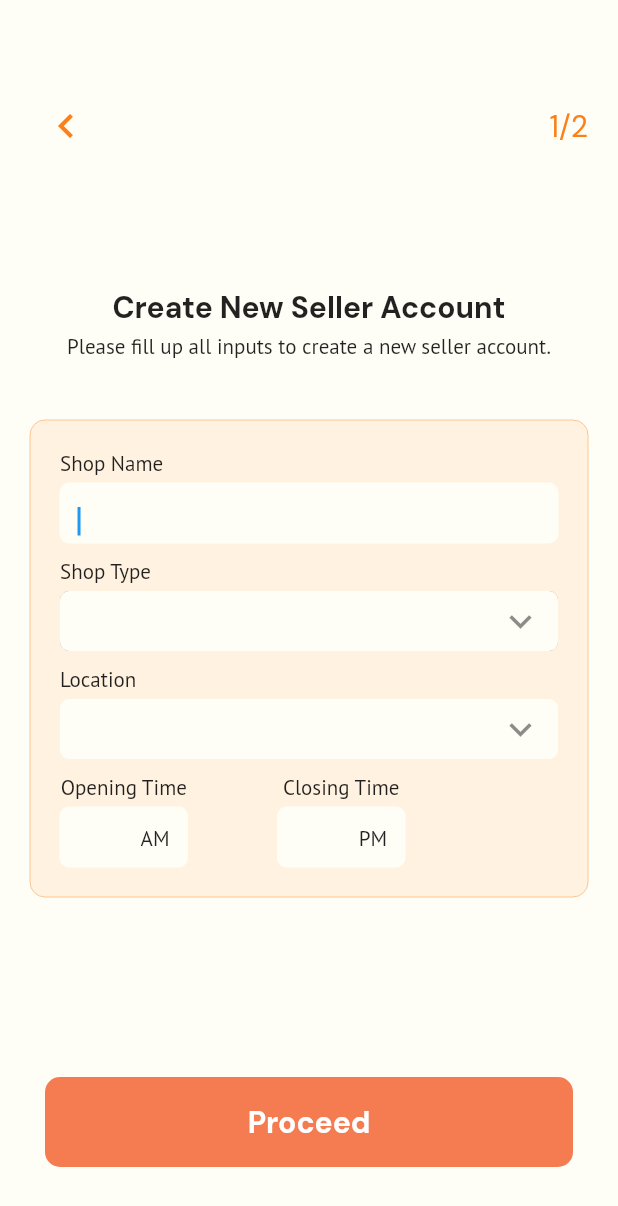
After one commit to TESLA2402/Manas_Kriti_Software_PS, a Flutter app: the SellerDetails screen opened directly, on a phone screen of 412 x 824 dp. The commit adds this screen. Shown: the top 1206 px of the screen. Run offline on Flutter 3.47's test engine with Material 2 defaults, Android fonts, the phone set to English and light mode, and no system bars; our stand-ins replace cloud_firestore, dropdown_button2, firebase_auth, firebase_core, flutter_dotenv, google_fonts and 2 more; missing offline and left inert: flutter_stripe, upi_india; accounts and stored records are empty.

Commit message:
Added Seller details screen

```diff
--- a/campus_catalogue/lib/main.dart
+++ b/campus_catalogue/lib/main.dart
@@ -1,5 +1,6 @@
 import 'package:campus_catalogue/add_item.dart';
 import 'package:campus_catalogue/screens/userInformation/buyer_details.dart';
+import 'package:campus_catalogue/screens/userInformation/seller_details.dart';
 import 'package:campus_catalogue/screens/userType_screen.dart';
 import 'package:firebase_core/firebase_core.dart';
 import 'package:campus_catalogue/screens/splash_screen.dart';
--- /dev/null
+++ b/campus_catalogue/lib/screens/userInformation/seller_details.dart
@@ -0,0 +1,469 @@
+import 'package:campus_catalogue/constants/colors.dart';
+import 'package:campus_catalogue/constants/typography.dart';
+import 'package:campus_catalogue/screens/userInformation/buyer_details.dart';
+import 'package:dropdown_button2/custom_dropdown_button2.dart';
+import 'package:dropdown_button2/dropdown_button2.dart';
+import 'package:flutter/material.dart';
+
+class SellerDetails extends StatefulWidget {
+  const SellerDetails({Key? key}) : super(key: key);
+
+  @override
+  _SellerDetailsState createState() => _SellerDetailsState();
+}
+
+class _SellerDetailsState extends State<SellerDetails> {
+  final List<String> shopTypeitems = [
+    'Food and Beverages',
+    'Restaurant',
+    'Stationary',
+  ];
+  final List<String> locationItems = [
+    'Hostel Canteen',
+    'Hostel Juice Centre',
+    'Market Complex',
+    'Khokha Stalls',
+    'Food Court',
+    'Swimming Pool Area',
+  ];
+
+  @override
+  final TextEditingController _shopNameController = TextEditingController();
+  String? selectedShopType;
+  String? selectedLocation;
+  Widget build(BuildContext context) {
+    return Scaffold(
+      resizeToAvoidBottomInset: false,
+      backgroundColor: Color(0xFFFFFEF6),
+      body: Padding(
+        padding: const EdgeInsets.fromLTRB(20, 60, 20, 36),
+        child: Column(children: [
+          Row(
+            children: [
+              Align(
+                alignment: Alignment.topLeft,
+                child: IconButton(
+                    onPressed: () {
+                      Navigator.pop(context);
+                    },
+                    icon: const Icon(
+                      Icons.keyboard_arrow_left,
+                      size: 32,
+                      color: Color(0xFFFC8019),
+                    )),
+              ),
+              Spacer(),
+              Text(
+                "1/2",
+                style: AppTypography.textMd.copyWith(color: Color(0xFFFC8019)),
+              )
+            ],
+          ),
+          const SizedBox(
+            height: 84,
+          ),
+          Text(
+            "Create New Seller Account",
+            style: AppTypography.textMd
+                .copyWith(fontSize: 20, fontWeight: FontWeight.w700),
+          ),
+          const SizedBox(
+            height: 4,
+          ),
+          Text(
+            "Please fill up all inputs to create a new seller account.",
+            textAlign: TextAlign.center,
+            style: AppTypography.textSm.copyWith(fontSize: 14),
+          ),
+          const SizedBox(
+            height: 40,
+          ),
+          Container(
+              decoration: BoxDecoration(
+                  borderRadius: BorderRadius.circular(10),
+                  border: Border.all(width: 0, color: Color(0xFFFEC490)),
+                  color: AppColors.signIn),
+              padding: const EdgeInsets.fromLTRB(20, 20, 20, 20),
+              child: Column(
+                crossAxisAlignment: CrossAxisAlignment.start,
+                children: [
+                  FieldsFormat(
+                    text: _shopNameController,
+                    title: "Shop Name",
+                    maxlines: 1,
+                  ),
+                  Text(
+                    "Shop Type",
+                    style: AppTypography.textSm.copyWith(fontSize: 14),
+                  ),
+                  const SizedBox(
+                    height: 4,
+                  ),
+                  SizedBox(
+                    height: 40,
+                    child: DropdownButtonFormField2(
+                      buttonDecoration: BoxDecoration(
+                          color: AppColors.backgroundYellow,
+                          borderRadius: BorderRadius.circular(6)),
+                      decoration: InputDecoration(
+                        isDense: true,
+                        contentPadding: EdgeInsets.zero,
+                        border: OutlineInputBorder(
+                            borderRadius: BorderRadius.circular(6),
+                            borderSide: BorderSide(width: 0)),
+                      ),
+                      isExpanded: true,
+                      hint: const Text(
+                        '',
+                        style: TextStyle(fontSize: 14),
+                      ),
+                      icon: const Icon(
+                        Icons.keyboard_arrow_down,
+                        color: Colors.black45,
+                      ),
+                      iconSize: 30,
+                      buttonHeight: 60,
+                      buttonPadding: const EdgeInsets.only(left: 20, right: 10),
+                      dropdownDecoration: BoxDecoration(
+                        borderRadius: BorderRadius.circular(15),
+                      ),
+                      items: shopTypeitems
+                          .map((item) => DropdownMenuItem<String>(
+                                value: item,
+                                child: Text(
+                                  item,
+                                  style: const TextStyle(
+                                    fontSize: 14,
+                                  ),
+                                ),
+                              ))
+                          .toList(),
+                      validator: (value) {
+                        if (value == null) {
+                          return 'Please select shop type.';
+                        }
+                        return null;
+                      },
+                      onChanged: (value) {},
+                      onSaved: (value) {
+                        selectedShopType = value.toString();
+                      },
+                    ),
+                  ),
+                  const SizedBox(
+                    height: 10,
+                  ),
+                  Text(
+                    "Location",
+                    style: AppTypography.textSm.copyWith(fontSize: 14),
+                  ),
+                  const SizedBox(
+                    height: 4,
+                  ),
+                  SizedBox(
+                    height: 40,
+                    child: DropdownButtonFormField2(
+                      buttonDecoration: BoxDecoration(
+                          color: AppColors.backgroundYellow,
+                          borderRadius: BorderRadius.circular(6)),
+                      decoration: InputDecoration(
+                        isDense: true,
+                        contentPadding: EdgeInsets.zero,
+                        border: OutlineInputBorder(
+                          borderRadius: BorderRadius.circular(15),
+                        ),
+                      ),
+                      isExpanded: true,
+                      hint: const Text(
+                        '',
+                        style: TextStyle(fontSize: 14),
+                      ),
+                      icon: const Icon(
+                        Icons.keyboard_arrow_down,
+                        color: Colors.black45,
+                      ),
+                      iconSize: 30,
+                      buttonHeight: 60,
+                      buttonPadding: const EdgeInsets.only(left: 20, right: 10),
+                      dropdownDecoration: BoxDecoration(
+                        borderRadius: BorderRadius.circular(15),
+                      ),
+                      items: locationItems
+                          .map((item) => DropdownMenuItem<String>(
+                                value: item,
+                                child: Text(
+                                  item,
+                                  style: const TextStyle(
+                                    fontSize: 14,
+                                  ),
+                                ),
+                              ))
+                          .toList(),
+                      validator: (value) {
+                        if (value == null) {
+                          return 'Please select Location.';
+                        }
+                        return null;
+                      },
+                      onChanged: (value) {},
+                      onSaved: (value) {
+                        selectedLocation = value.toString();
+                      },
+                    ),
+                  ),
+                  const SizedBox(
+                    height: 10,
+                  ),
+                  Row(
+                    children: [
+                      Column(
+                        children: [
+                          Text(
+                            "Opening Time",
+                            style: AppTypography.textSm.copyWith(fontSize: 14),
+                          ),
+                          const SizedBox(
+                            height: 4,
+                          ),
+                          SizedBox(
+                            height: 40,
+                            width: 85,
+                            child: TextField(
+                              keyboardType: TextInputType.number,
+                              textAlign: TextAlign.start,
+                              decoration: InputDecoration(
+                                  suffixIcon: Padding(
+                                      padding: const EdgeInsets.all(12),
+                                      child: Text(
+                                        "AM",
+                                        style: AppTypography.textSm
+                                            .copyWith(fontSize: 14),
+                                      )),
+                                  suffixIconConstraints:
+                                      BoxConstraints(minHeight: 0, minWidth: 0),
+                                  fillColor: AppColors.backgroundYellow,
+                                  filled: true,
+                                  enabledBorder: OutlineInputBorder(
+                                      borderRadius: BorderRadius.circular(6),
+                                      borderSide: const BorderSide(
+                                          width: 0,
+                                          color: AppColors.backgroundYellow)),
+                                  focusedBorder: OutlineInputBorder(
+                                      borderRadius: BorderRadius.circular(6),
+                                      borderSide: const BorderSide(
+                                          width: 0,
+                                          color: AppColors.backgroundYellow))),
+                              autofocus: true,
+                            ),
+                          ),
+                        ],
+                      ),
+                      const SizedBox(
+                        width: 60,
+                      ),
+                      Column(
+                        children: [
+                          Text(
+                            "Closing Time",
+                            style: AppTypography.textSm.copyWith(fontSize: 14),
+                          ),
+                          const SizedBox(
+                            height: 4,
+                          ),
+                          SizedBox(
+                            height: 40,
+                            width: 85,
+                            child: TextField(
+                              keyboardType: TextInputType.number,
+                              textAlign: TextAlign.start,
+                              decoration: InputDecoration(
+                                  suffixIcon: Padding(
+                                      padding: EdgeInsets.all(12),
+                                      child: Text(
+                                        "PM",
+                                        style: AppTypography.textSm
+                                            .copyWith(fontSize: 14),
+                                      )),
+                                  suffixIconConstraints:
+                                      BoxConstraints(minHeight: 0, minWidth: 0),
+                                  fillColor: AppColors.backgroundYellow,
+                                  filled: true,
+                                  enabledBorder: OutlineInputBorder(
+                                      borderRadius: BorderRadius.circular(6),
+                                      borderSide: const BorderSide(
+                                          width: 0,
+                                          color: AppColors.backgroundYellow)),
+                                  focusedBorder: OutlineInputBorder(
+                                      borderRadius: BorderRadius.circular(6),
+                                      borderSide: const BorderSide(
+                                          width: 0,
+                                          color: AppColors.backgroundYellow))),
+                              autofocus: true,
+                            ),
+                          ),
+                        ],
+                      )
+                    ],
+                  )
+                ],
+              )),
+          const Spacer(),
+          GestureDetector(
+            onTap: () {
+              Navigator.push(
+                context,
+                MaterialPageRoute(
+                    builder: (context) => const SellerAdditional()),
+              );
+            },
+            child: Row(
+              mainAxisSize: MainAxisSize.max,
+              children: [
+                Expanded(
+                  child: Padding(
+                    padding: const EdgeInsets.all(10.0),
+                    child: Container(
+                      height: 60,
+                      decoration: BoxDecoration(
+                        borderRadius: BorderRadius.circular(10),
+                        color: const Color(0xffF57C51),
+                      ),
+                      child: Center(
+                        child: Text("Proceed",
+                            style: AppTypography.textMd.copyWith(
+                                color: Colors.white,
+                                fontWeight: FontWeight.w700)),
+                      ),
+                    ),
+                  ),
+                ),
+              ],
+            ),
+          )
+        ]),
+      ),
+    );
+  }
+}
+
+class SellerAdditional extends StatefulWidget {
+  const SellerAdditional({Key? key}) : super(key: key);
+
+  @override
+  _SellerAdditionalState createState() => _SellerAdditionalState();
+}
+
+class _SellerAdditionalState extends State<SellerAdditional> {
+  @override
+  final TextEditingController _ownerNameController = TextEditingController();
+  final TextEditingController _phoneController = TextEditingController();
+  final TextEditingController _alternatePhoneController =
+      TextEditingController();
+  final TextEditingController _upiIdController = TextEditingController();
+  Widget build(BuildContext context) {
+    return Scaffold(
+      resizeToAvoidBottomInset: false,
+      backgroundColor: Color(0xFFFFFEF6),
+      body: Padding(
+        padding: const EdgeInsets.fromLTRB(20, 60, 20, 36),
+        child: Column(children: [
+          Row(
+            children: [
+              Align(
+                alignment: Alignment.topLeft,
+                child: IconButton(
+                    onPressed: () {
+                      Navigator.pop(context);
+                    },
+                    icon: const Icon(
+                      Icons.keyboard_arrow_left,
+                      size: 32,
+                      color: Color(0xFFFC8019),
+                    )),
+              ),
+              Spacer(),
+              Text(
+                "2/2",
+                style: AppTypography.textMd.copyWith(color: Color(0xFFFC8019)),
+              )
+            ],
+          ),
+          const SizedBox(
+            height: 84,
+          ),
+          Container(
+              decoration: BoxDecoration(
+                  borderRadius: BorderRadius.circular(10),
+                  border: Border.all(width: 0, color: Color(0xFFFEC490)),
+                  color: AppColors.signIn),
+              padding: const EdgeInsets.fromLTRB(20, 20, 20, 20),
+              child: Column(
+                children: [
+                  FieldsFormat(
+                    text: _ownerNameController,
+                    title: "Owner Name",
+                    maxlines: 1,
+                  ),
+                  FieldsFormat(
+                    text: _phoneController,
+                    title: "Phone Number",
+                    maxlines: 1,
+                  ),
+                  FieldsFormat(
+                    text: _alternatePhoneController,
+                    title: "Alternate Phone Number",
+                    maxlines: 1,
+                  ),
+                  FieldsFormat(
+                    text: _upiIdController,
+                    title: "UPI ID",
+                    maxlines: 2,
+                  ),
+                ],
+              )),
+          const SizedBox(
+            height: 32,
+          ),
+          Container(
+            padding: const EdgeInsets.fromLTRB(20, 10, 20, 10),
+            decoration: BoxDecoration(
+                borderRadius: BorderRadius.circular(6),
+                border: Border.all(width: 2, color: Color(0xFFFC8019))),
+            child: Text(
+              "Add Food Items",
+              style: AppTypography.textMd.copyWith(
+                  fontWeight: FontWeight.w700, color: Color(0xFFFC8019)),
+            ),
+          ),
+          const Spacer(),
+          GestureDetector(
+            onTap: () async {},
+            child: Row(
+              mainAxisSize: MainAxisSize.max,
+              children: [
+                Expanded(
+                  child: Padding(
+                    padding: const EdgeInsets.all(10.0),
+                    child: Container(
+                      height: 60,
+                      decoration: BoxDecoration(
+                        borderRadius: BorderRadius.circular(10),
+                        color: const Color(0xffF57C51),
+                      ),
+                      child: Center(
+                        child: Text("Proceed",
+                            style: AppTypography.textMd.copyWith(
+                                color: Colors.white,
+                                fontWeight: FontWeight.w700)),
+                      ),
+                    ),
+                  ),
+                ),
+              ],
+            ),
+          )
+        ]),
+      ),
+    );
+  }
+}
--- a/campus_catalogue/pubspec.yaml
+++ b/campus_catalogue/pubspec.yaml
@@ -47,6 +47,7 @@ dependencies:
   image_picker: ^0.8.6+1
   firebase_core: ^2.5.0
   pinput: ^2.2.30
+  dropdown_button2: ^1.9.2
 
 dev_dependencies:
   flutter_test:
```
Also changed, not shown: campus_catalogue/lib/screens/userType_screen.dart (+10 -1 lines), campus_catalogue/pubspec.lock.
